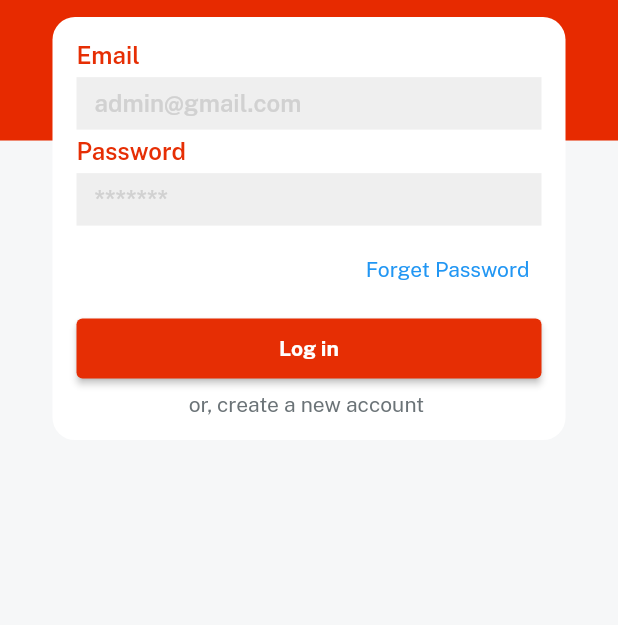
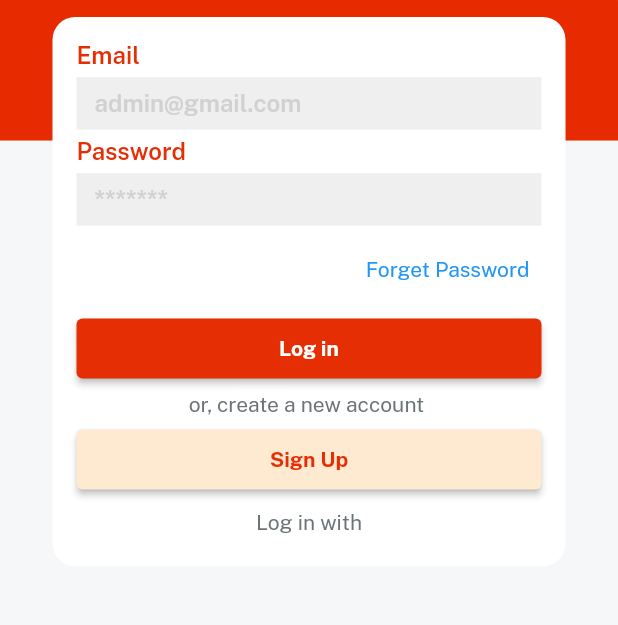
Before and after one commit to Chanuth-silva10/online-books-order-management-mobile-flutter-mobile-application-with-fully-functional-firebase-backe, a Flutter app: the screen it shows after launch, on a phone screen of 412 x 824 dp, the part 291-916 px from its top. Run offline on Flutter 3.47's test engine with Material 2 defaults, Android fonts, the phone set to English and light mode, and no system bars; our stand-ins replace get, velocity_x.

Commit message:
add golden color bitton

```diff
--- a/lib/consts/colors.dart
+++ b/lib/consts/colors.dart
@@ -7,3 +7,4 @@ const Color whiteColor = Color.fromRGBO(255, 255, 255, 1);
 const Color lightGrey = Color.fromRGBO(239, 239, 239, 1);
 const Color redColor = Color.fromRGBO(230, 46, 4, 1);
 const Color golden = Color.fromRGBO(255, 168, 0, 1);
+const Color lightGolden = Color(0xffFEEAD1);
--- a/lib/views/auth_screen/login_screen.dart
+++ b/lib/views/auth_screen/login_screen.dart
@@ -39,6 +39,18 @@ class LoginScreen extends StatelessWidget {
                     .make(),
                 5.heightBox,
                 createNewAccount.text.color(fontGrey).make(),
+                5.heightBox,
+                ourButton(
+                        color: lightGolden,
+                        title: signup,
+                        textColor: redColor,
+                        onPress: () {})
+                    .box
+                    .width(context.screenWidth - 50)
+                    .make(),
+                10.heightBox,
+                loginWith.text.color(fontGrey).make(),
+                5.heightBox,
               ],
             )
                 .box
```
